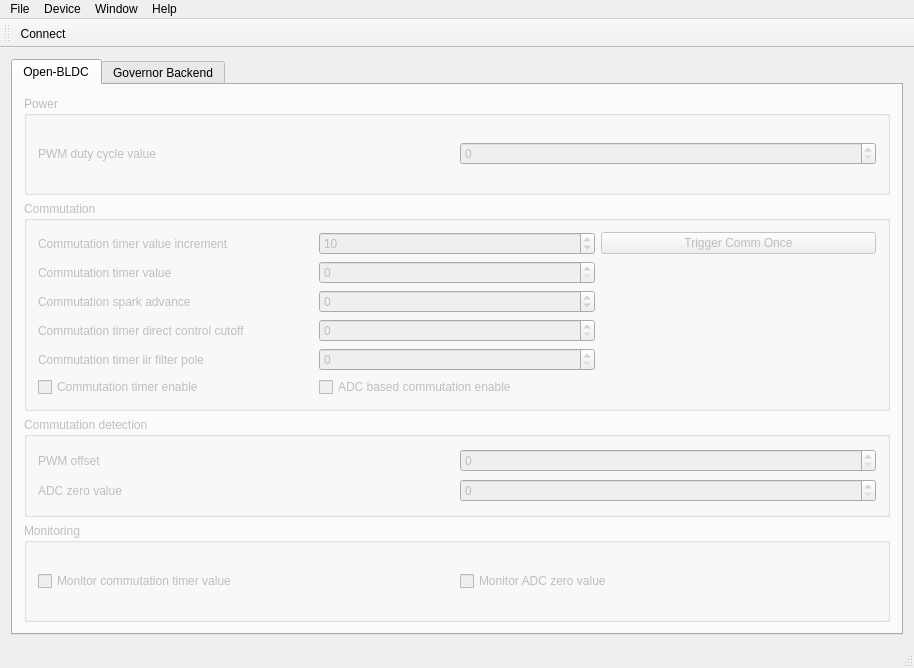
Qt form source/qgovernor/mainwindow.ui (esden/open-bldc) before a commit.
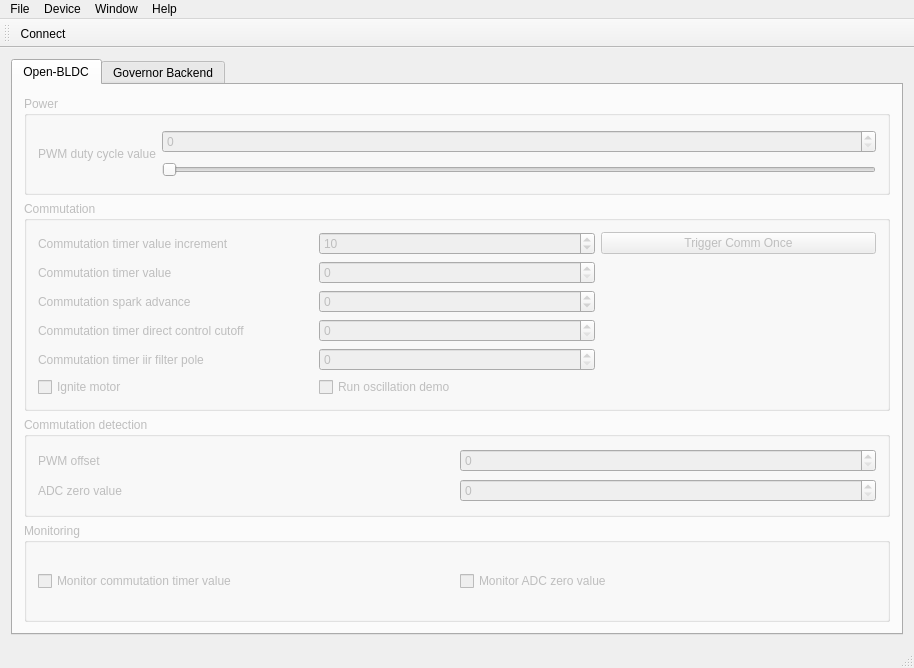
The same form after that commit. Icons and pictures are not drawn.

Commit message: Added pwm duty cycle slider. Minor cleanups.

Patch:
```diff
--- a/source/qgovernor/mainwindow.ui
+++ b/source/qgovernor/mainwindow.ui
@@ -48,7 +48,17 @@
              </property>
             </widget>
            </item>
-           <item row="0" column="0">
+           <item row="1" column="1">
+            <widget class="QSlider" name="PWMDutyCycleHorizontalSlider">
+             <property name="maximum">
+              <number>2999</number>
+             </property>
+             <property name="orientation">
+              <enum>Qt::Horizontal</enum>
+             </property>
+            </widget>
+           </item>
+           <item row="0" column="0" rowspan="2">
             <widget class="QLabel" name="PWMDutyCycleLabel">
              <property name="text">
               <string>PWM duty cycle value</string>
@@ -114,7 +124,7 @@
            <item row="8" column="0">
             <widget class="QCheckBox" name="forcedCommCheckBox">
              <property name="text">
-              <string>Commutation timer enable</string>
+              <string>Ignite motor</string>
              </property>
             </widget>
            </item>
@@ -162,7 +172,7 @@
            <item row="8" column="1">
             <widget class="QCheckBox" name="ADCCommCheckBox">
              <property name="text">
-              <string>ADC based commutation enable</string>
+              <string>Run oscillation demo</string>
              </property>
             </widget>
            </item>
```
The commit also changes 2 other files.
